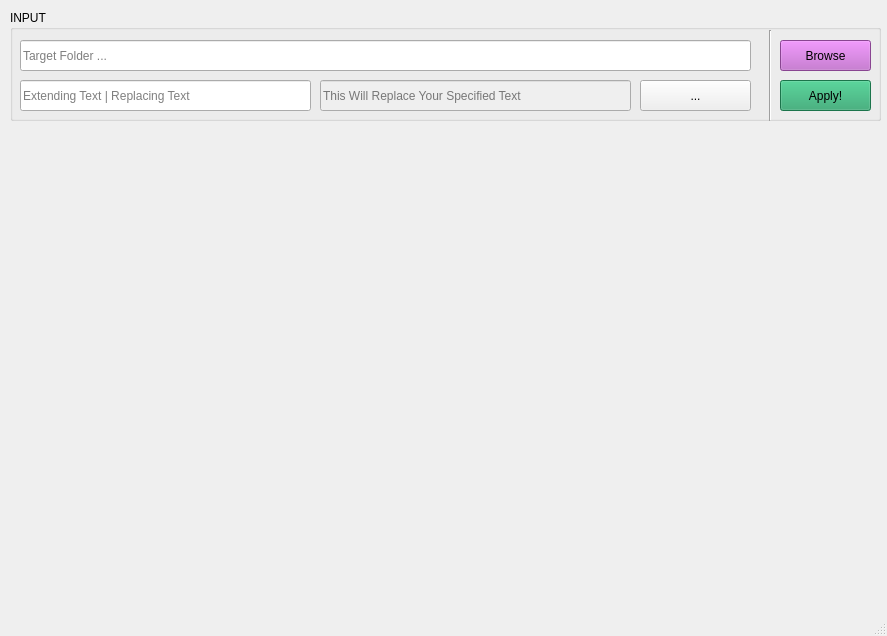
Before: the Qt Designer form mainwindow.ui in pydea-rs/QtBatchRename, drawn with Qt 5.
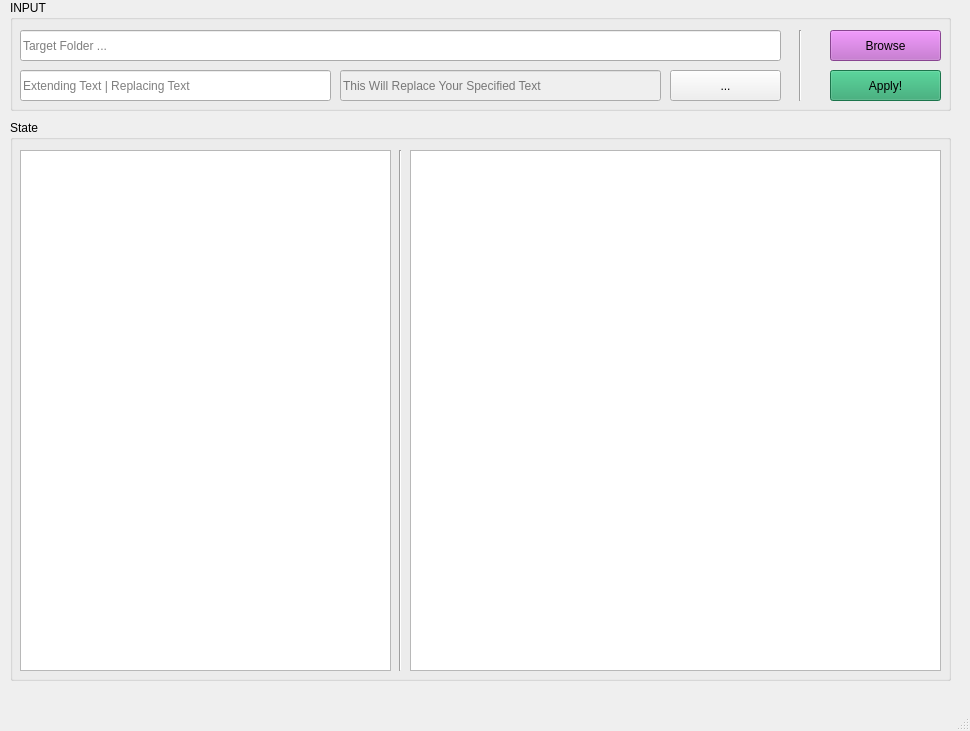
After: the same form once the commit is applied.

Commit message: [add] mainwindow: add file view & changes log - Now app shows the list of files in selected directory & also lists all changes after an operation. - Also improved apps Error handling and fixed some bugs

Patch:
```diff
--- a/mainwindow.ui
+++ b/mainwindow.ui
@@ -6,8 +6,8 @@
    <rect>
     <x>0</x>
     <y>0</y>
-    <width>887</width>
-    <height>636</height>
+    <width>970</width>
+    <height>731</height>
    </rect>
   </property>
   <property name="windowTitle">
@@ -18,8 +18,8 @@
     <property name="geometry">
      <rect>
       <x>10</x>
-      <y>10</y>
-      <width>871</width>
+      <y>0</y>
+      <width>941</width>
       <height>111</height>
      </rect>
     </property>
@@ -29,7 +29,7 @@
     <widget class="QToolButton" name="btnOperationMode">
      <property name="geometry">
       <rect>
-       <x>630</x>
+       <x>660</x>
        <y>70</y>
        <width>111</width>
        <height>31</height>
@@ -47,7 +47,7 @@
       <rect>
        <x>10</x>
        <y>30</y>
-       <width>731</width>
+       <width>761</width>
        <height>31</height>
       </rect>
      </property>
@@ -64,9 +64,9 @@
     <widget class="QPushButton" name="btnSelectFolder">
      <property name="geometry">
       <rect>
-       <x>770</x>
+       <x>820</x>
        <y>30</y>
-       <width>91</width>
+       <width>111</width>
        <height>31</height>
       </rect>
      </property>
@@ -86,9 +86,9 @@
     <widget class="QPushButton" name="btnApply">
      <property name="geometry">
       <rect>
-       <x>770</x>
+       <x>820</x>
        <y>70</y>
-       <width>91</width>
+       <width>111</width>
        <height>31</height>
       </rect>
      </property>
@@ -110,7 +110,7 @@
       <rect>
        <x>10</x>
        <y>70</y>
-       <width>291</width>
+       <width>311</width>
        <height>31</height>
       </rect>
      </property>
@@ -130,9 +130,9 @@
      </property>
      <property name="geometry">
       <rect>
-       <x>310</x>
+       <x>330</x>
        <y>70</y>
-       <width>311</width>
+       <width>321</width>
        <height>31</height>
       </rect>
      </property>
@@ -149,10 +149,10 @@
     <widget class="Line" name="line">
      <property name="geometry">
       <rect>
-       <x>750</x>
-       <y>20</y>
+       <x>780</x>
+       <y>30</y>
        <width>21</width>
-       <height>91</height>
+       <height>71</height>
       </rect>
      </property>
      <property name="orientation">
@@ -160,6 +160,70 @@
      </property>
     </widget>
    </widget>
+   <widget class="QGroupBox" name="stateBox">
+    <property name="geometry">
+     <rect>
+      <x>10</x>
+      <y>120</y>
+      <width>941</width>
+      <height>561</height>
+     </rect>
+    </property>
+    <property name="title">
+     <string>State</string>
+    </property>
+    <property name="flat">
+     <bool>false</bool>
+    </property>
+    <widget class="QListWidget" name="currentPathContentList">
+     <property name="geometry">
+      <rect>
+       <x>10</x>
+       <y>30</y>
+       <width>371</width>
+       <height>521</height>
+      </rect>
+     </property>
+     <property name="frameShape">
+      <enum>QFrame::StyledPanel</enum>
+     </property>
+     <property name="frameShadow">
+      <enum>QFrame::Sunken</enum>
+     </property>
+     <property name="viewMode">
+      <enum>QListView::ListMode</enum>
+     </property>
+    </widget>
+    <widget class="Line" name="line_2">
+     <property name="geometry">
+      <rect>
+       <x>380</x>
+       <y>30</y>
+       <width>21</width>
+       <height>521</height>
+      </rect>
+     </property>
+     <property name="orientation">
+      <enum>Qt::Vertical</enum>
+     </property>
+    </widget>
+    <widget class="QTextEdit" name="txtChangesLog">
+     <property name="enabled">
+      <bool>true</bool>
+     </property>
+     <property name="geometry">
+      <rect>
+       <x>400</x>
+       <y>30</y>
+       <width>531</width>
+       <height>521</height>
+      </rect>
+     </property>
+     <property name="readOnly">
+      <bool>true</bool>
+     </property>
+    </widget>
+   </widget>
   </widget>
   <widget class="QMenuBar" name="menubar">
    <property name="geometry">
```
Left out of the diff: 2 changed lines with no effect on the pictures. The commit also changes 5 other files.
